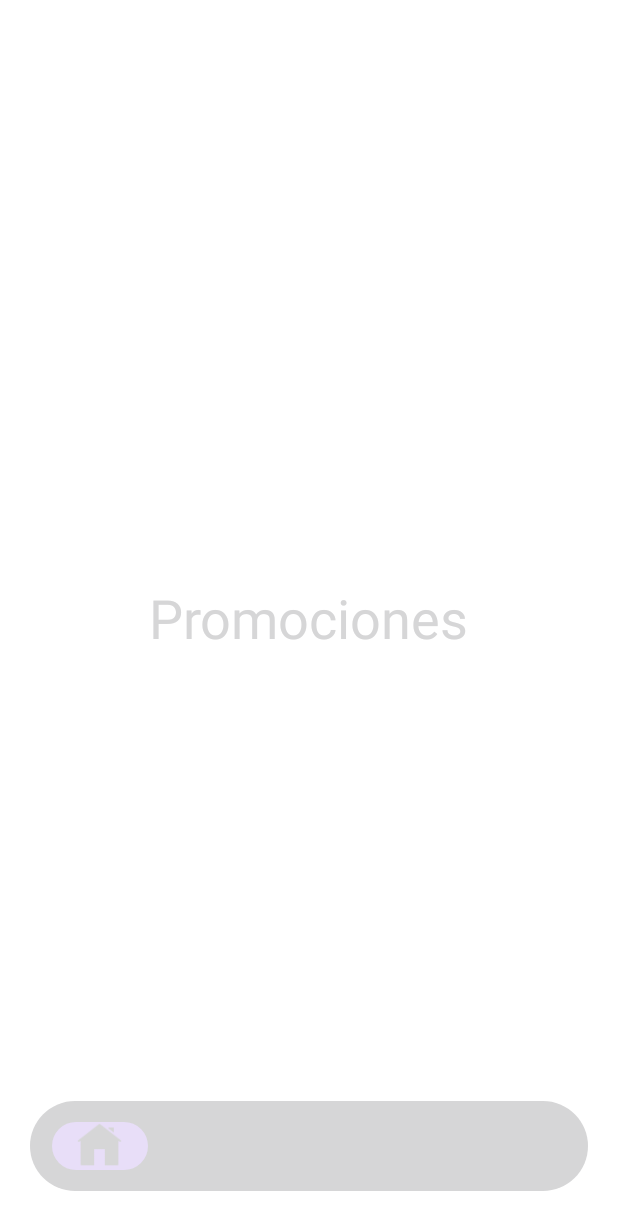
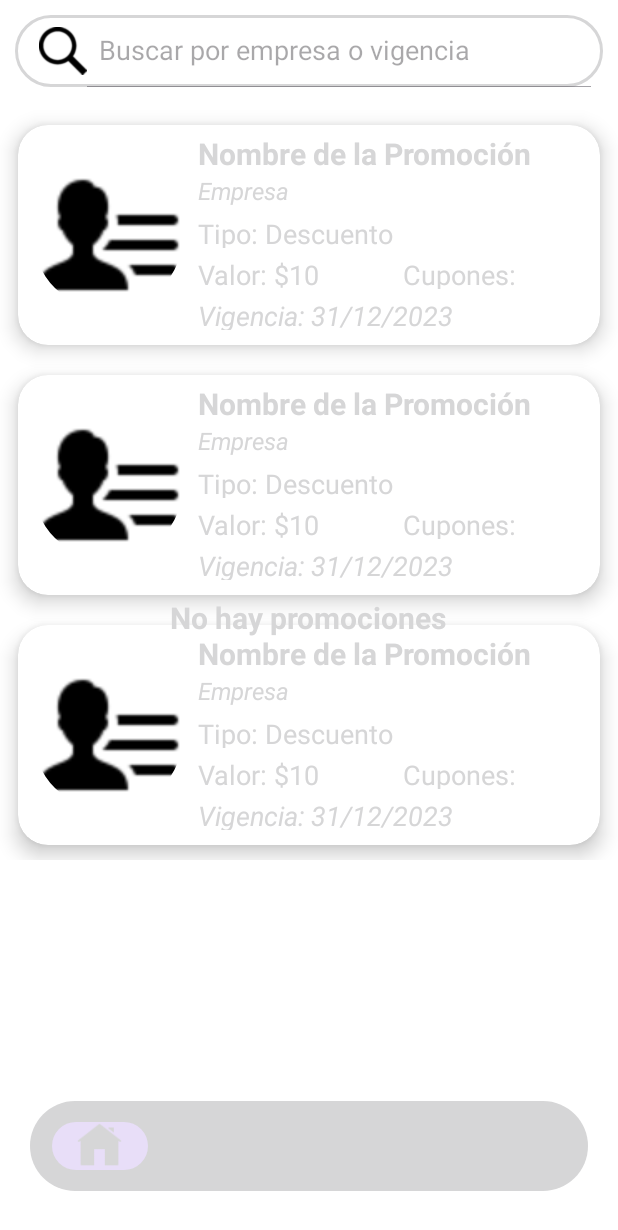
Before and after one commit to WacamoleBit/Smartcupon-movil, an Android app: the layout activity_promocion.xml on its own in the app's theme, with its tools: preview values and no code run, on a phone screen of 412 x 824 dp. Shown: the top 1230 px of the screen. Run offline under Robolectric (Android 15) with nearby library versions, the phone set to English and light mode, and no system bars.

Commit message:
Promociones

```diff
--- a/app/build.gradle.kts
+++ b/app/build.gradle.kts
@@ -46,6 +46,7 @@ dependencies {
     implementation("androidx.appcompat:appcompat:1.6.1")
     implementation("com.google.android.material:material:1.8.0")
     implementation("androidx.constraintlayout:constraintlayout:2.1.4")
+    implementation("androidx.recyclerview:recyclerview:1.3.2")
     testImplementation("junit:junit:4.13.2")
     androidTestImplementation("androidx.test.ext:junit:1.1.5")
     androidTestImplementation("androidx.test.espresso:espresso-core:3.5.1")
--- a/app/src/main/AndroidManifest.xml
+++ b/app/src/main/AndroidManifest.xml
@@ -12,6 +12,9 @@
         android:supportsRtl="true"
         android:theme="@style/Theme.Smartcupon"
         tools:targetApi="31">
+        <activity
+            android:name=".DetallePromocionActivity"
+            android:exported="false" />
         <activity
             android:name=".InformacionActivity"
             android:exported="false" />
--- a/app/src/main/java/mx/uv/smartcupon/modelo/util/Constantes.kt
+++ b/app/src/main/java/mx/uv/smartcupon/modelo/util/Constantes.kt
@@ -1,5 +1,5 @@
 package mx.uv.smartcupon.modelo.util
 
 object Constantes {
-    const val URL_WS:String = "http://192.168.100.7:8084/APISmartcupon/api/"
+    const val URL_WS:String = "http://192.168.100.14:8084/APISmartcupon/api/"
 }
--- a/app/src/main/res/layout/activity_promocion.xml
+++ b/app/src/main/res/layout/activity_promocion.xml
@@ -8,13 +8,43 @@
     android:orientation="vertical"
     tools:context=".PromocionActivity">
 
-    <TextView
-        android:layout_width="wrap_content"
+    <LinearLayout
+        android:layout_width="match_parent"
         android:layout_height="wrap_content"
-        android:text="Promociones"
-        android:textSize="36sp"
-        android:textColor="@color/lavender"
-        android:layout_centerInParent="true"/>
+        android:orientation="vertical"
+        >
+
+        <androidx.appcompat.widget.SearchView
+            android:id="@+id/sv_buscar_promocion"
+            android:layout_width="match_parent"
+            android:layout_height="wrap_content"
+            android:layout_marginTop="10dp"
+            android:layout_marginStart="10dp"
+            android:layout_marginEnd="10dp"
+            android:layout_marginBottom="10dp"
+            android:background="@drawable/custom_edittext"
+            app:iconifiedByDefault="false"
+            app:searchHintIcon="@null"
+            android:focusable="false"
+            app:closeIcon="@drawable/icon_close"
+            app:searchIcon="@drawable/icon_serach"
+            app:queryHint="Buscar por empresa o vigencia" />
+
+
+        <androidx.recyclerview.widget.RecyclerView
+            android:layout_width="match_parent"
+            android:layout_height="match_parent"
+            android:id="@+id/recycler_promociones"
+            android:scrollbars="vertical"
+            android:layout_marginTop="5dp"
+            android:divider="@android:color/transparent"
+            tools:listitem="@layout/list_item"
+            android:dividerHeight="10.0sp"
+            />
+
+    </LinearLayout>
+
+
 
     <com.google.android.material.bottomnavigation.BottomNavigationView
         android:layout_width="match_parent"
@@ -33,6 +63,19 @@
         app:itemRippleColor="@android:color/transparent"
         app:labelVisibilityMode="unlabeled"/>
 
+    <TextView
+        android:id="@+id/tv_default"
+        android:layout_width="wrap_content"
+        android:layout_height="wrap_content"
+        android:text="No hay promociones"
+        android:textSize="20sp"
+        android:textStyle="bold"
+        android:textColor="@color/lavender"
+        android:layout_marginStart="4dp"
+        android:layout_marginEnd="4dp"
+        android:layout_centerInParent="true"
+        />
+
 
 
 </RelativeLayout>
--- /dev/null
+++ b/app/src/main/res/layout/list_item.xml
@@ -0,0 +1,107 @@
+<?xml version="1.0" encoding="utf-8"?>
+<androidx.cardview.widget.CardView
+    xmlns:android="http://schemas.android.com/apk/res/android"
+    xmlns:app="http://schemas.android.com/apk/res-auto"
+    android:layout_marginStart="12dp"
+    android:layout_marginEnd="12dp"
+    android:layout_marginVertical="10dp"
+    android:layout_marginHorizontal="10dp"
+    android:layout_marginTop="10dp"
+    android:layout_marginBottom="10dp"
+    app:cardCornerRadius="20dp"
+    app:cardElevation="8dp"
+    android:layout_width="match_parent"
+    android:layout_height="wrap_content">
+
+    <RelativeLayout
+        android:layout_width="match_parent"
+        android:layout_height="wrap_content">
+
+        <com.google.android.material.imageview.ShapeableImageView
+            android:layout_width="100dp"
+            android:layout_height="100dp"
+            android:id="@+id/siv_imagen"
+            android:src="@drawable/icons8_user_menu_male_60"
+            android:scaleType="centerCrop"
+            android:layout_centerVertical="true"
+            android:layout_marginStart="10dp"
+            android:layout_marginTop="10dp"
+            android:layout_marginBottom="10dp"
+            app:shapeAppearanceOverlay="@style/roundImage" />
+
+        <LinearLayout
+            android:layout_width="match_parent"
+            android:layout_height="wrap_content"
+            android:orientation="vertical"
+            android:layout_marginStart="10dp"
+            android:layout_toEndOf="@+id/siv_imagen">
+
+            <TextView
+                android:layout_width="wrap_content"
+                android:layout_height="22dp"
+                android:id="@+id/tv_nombre"
+                android:text="Nombre de la Promoción"
+                android:textColor="@color/lavender"
+                android:textSize="20dp"
+                android:textStyle="bold"
+                android:layout_marginTop="5dp" />
+
+            <TextView
+                android:layout_width="wrap_content"
+                android:layout_height="22dp"
+                android:id="@+id/tv_empresa"
+                android:text="Empresa"
+                android:textColor="@color/lavender"
+                android:textSize="16dp"
+                android:textStyle="italic"
+                android:layout_marginTop="5dp" />
+
+            <TextView
+                android:layout_width="wrap_content"
+                android:layout_height="22dp"
+                android:id="@+id/tv_tipo_descuento"
+                android:text="Tipo: Descuento"
+                android:textColor="@color/lavender"
+                android:textSize="18dp"
+                android:layout_marginTop="5dp" />
+
+        <LinearLayout
+            android:layout_width="match_parent"
+            android:layout_height="wrap_content"
+            android:orientation="horizontal"
+            android:layout_marginTop="5dp">
+
+            <TextView
+                android:layout_width="wrap_content"
+                android:layout_height="22dp"
+                android:layout_weight="1"
+                android:id="@+id/tv_valor"
+                android:text="Valor: $10"
+                android:textColor="@color/lavender"
+                android:textSize="18dp" />
+
+
+            <TextView
+                android:layout_width="wrap_content"
+                android:layout_height="22dp"
+                android:layout_weight="1"
+                android:id="@+id/tv_cupones"
+                android:text="Cupones:"
+                android:textColor="@color/lavender"
+                android:layout_toEndOf="@+id/tv_valor"
+                android:textSize="18dp" />
+
+        </LinearLayout>
+            <TextView
+                    android:layout_width="wrap_content"
+                    android:layout_height="22dp"
+                    android:id="@+id/tv_vigencia"
+                    android:text="Vigencia: 31/12/2023"
+                    android:textColor="@color/lavender"
+                    android:textSize="18dp"
+                    android:textStyle="italic"
+                    android:layout_marginBottom="10dp"
+                    android:layout_marginTop="5dp"/>
+        </LinearLayout>
+    </RelativeLayout>
+</androidx.cardview.widget.CardView>
--- a/app/src/main/res/values/themes.xml
+++ b/app/src/main/res/values/themes.xml
@@ -12,4 +12,9 @@
         <item name="android:activityOpenEnterAnimation">@anim/slide_in_right</item>
         <item name="android:activityOpenExitAnimation">@anim/slide_out_left</item>
     </style>
+
+    <style name="roundImage">
+        <item name="cornerFamily">rounded</item>
+        <item name="cornerSize">50%</item>
+    </style>
 </resources>
```
Also changed, not shown: app/src/main/java/mx/uv/smartcupon/DetallePromocionActivity.kt (added, +47 -0 lines), app/src/main/java/mx/uv/smartcupon/PromocionActivity.kt (+95 -1 lines), app/src/main/java/mx/uv/smartcupon/PromocionesAdapter.kt (added, +47 -0 lines), app/src/main/java/mx/uv/smartcupon/modelo/poko/Promocion.kt (added, +25 -0 lines), app/src/main/res/layout/activity_categoria.xml (+1 -7 lines), app/src/main/res/layout/activity_detalle_promocion.xml (added, +236 -0 lines), app/src/main/res/drawable/icon_close.png (added), app/src/main/res/drawable/icon_serach.png (added).
